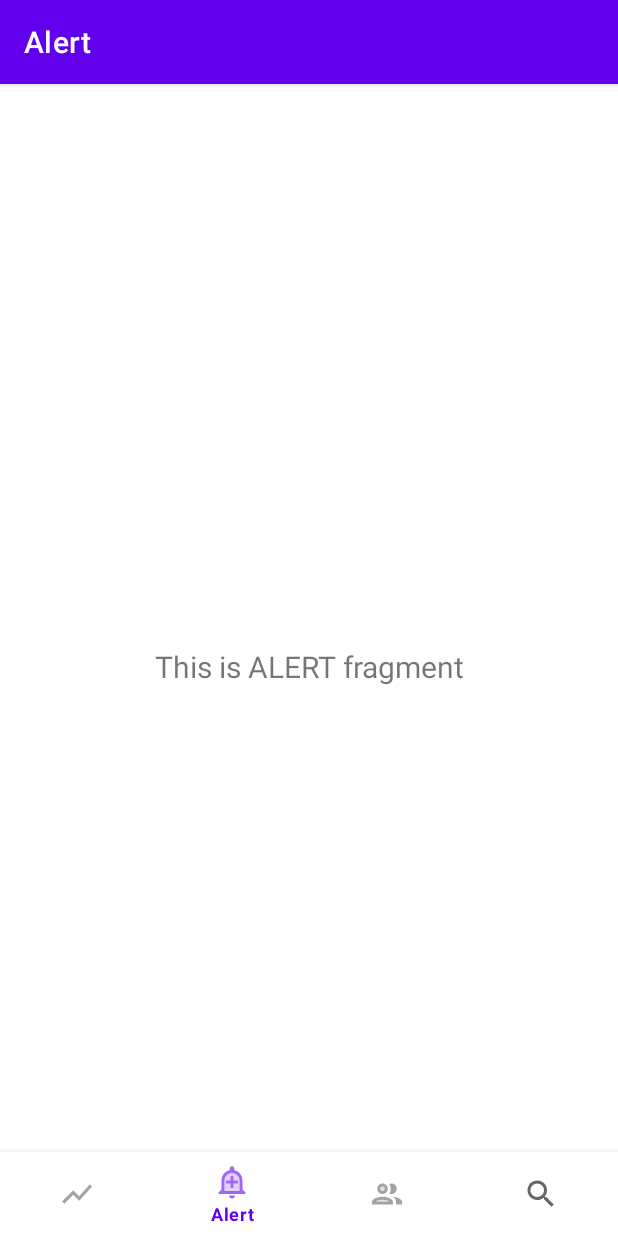
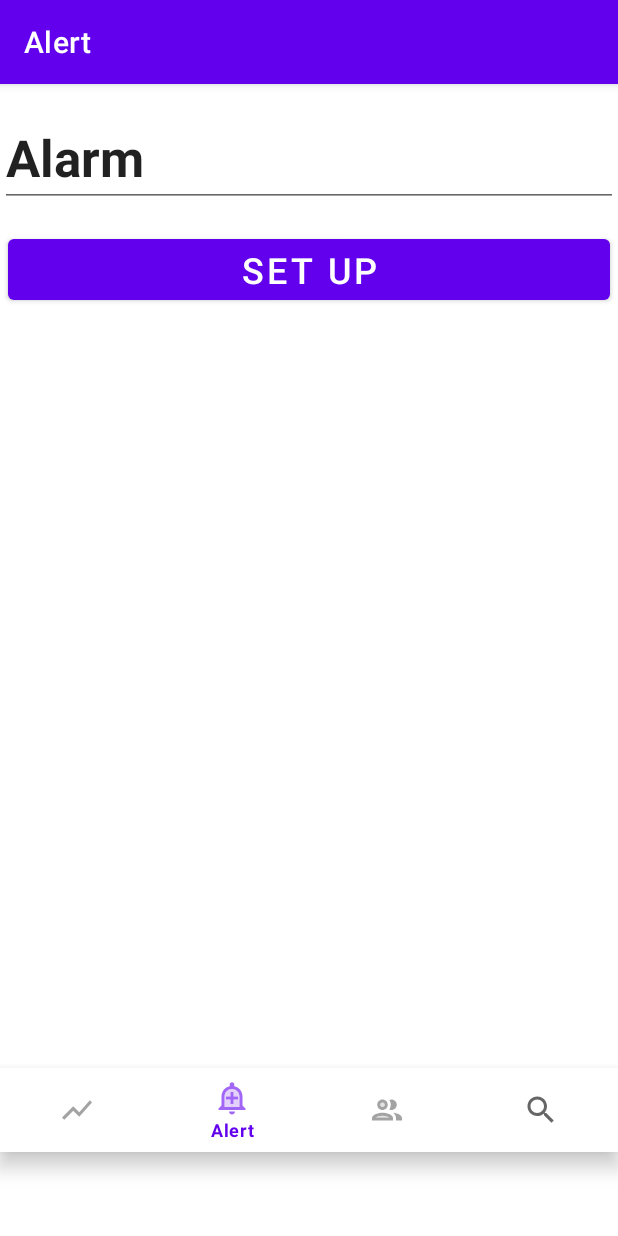
Before and after one commit to xmiao96/XDWorkoutTracker, an Android app: the screen it shows after launch (MainActivity), item 2 of the bottom bar chosen, on a phone screen of 412 x 824 dp. Run offline under Robolectric (Android 15) with nearby library versions, the phone set to English and light mode, and no system bars; our stand-ins replace navigation-ui.

Commit message:
solve no view id errors

```diff
--- a/app/src/main/java/com/example/xdworkouttracker/MainActivity.java
+++ b/app/src/main/java/com/example/xdworkouttracker/MainActivity.java
@@ -1,10 +1,13 @@
 package com.example.xdworkouttracker;
 
 import android.os.Bundle;
+import android.view.MenuItem;
 
+import com.example.xdworkouttracker.ui.alert.AlertFragment;
 import com.example.xdworkouttracker.ui.process.ProcessFragment;
 import com.google.android.material.bottomnavigation.BottomNavigationView;
 
+import androidx.annotation.NonNull;
 import androidx.appcompat.app.AppCompatActivity;
 import androidx.fragment.app.Fragment;
 import androidx.fragment.app.FragmentTransaction;
@@ -18,7 +21,7 @@ import com.example.xdworkouttracker.databinding.ActivityMainBinding;
 public class MainActivity extends AppCompatActivity {
 
     private ActivityMainBinding binding;
-
+    public BottomNavigationView navView;
 
     @Override
     protected void onCreate(Bundle savedInstanceState) {
@@ -28,7 +31,7 @@ public class MainActivity extends AppCompatActivity {
         binding = ActivityMainBinding.inflate(getLayoutInflater());
         setContentView(binding.getRoot());
 
-        BottomNavigationView navView = findViewById(R.id.nav_view);
+        navView = findViewById(R.id.nav_view);
         // Passing each menu ID as a set of Ids because each
         // menu should be considered as top level destinations.
         AppBarConfiguration appBarConfiguration = new AppBarConfiguration.Builder(
@@ -39,4 +42,8 @@ public class MainActivity extends AppCompatActivity {
         NavigationUI.setupWithNavController(binding.navView, navController);
     }
 
+    @Override
+    public void onPointerCaptureChanged(boolean hasCapture) {
+        super.onPointerCaptureChanged(hasCapture);
+    }
 }
--- a/app/src/main/java/com/example/xdworkouttracker/ui/alert/AlertFragment.java
+++ b/app/src/main/java/com/example/xdworkouttracker/ui/alert/AlertFragment.java
@@ -1,32 +1,74 @@
 package com.example.xdworkouttracker.ui.alert;
 
+import android.content.Context;
+import android.content.Intent;
 import android.os.Bundle;
 import android.view.LayoutInflater;
 import android.view.View;
 import android.view.ViewGroup;
-import android.widget.TextView;
+import android.widget.Button;
 
 import androidx.annotation.NonNull;
 import androidx.fragment.app.Fragment;
-import androidx.lifecycle.ViewModelProvider;
+import androidx.recyclerview.widget.LinearLayoutManager;
+import androidx.recyclerview.widget.RecyclerView;
 
+import com.example.xdworkouttracker.AlarmCardAdapter;
+import com.example.xdworkouttracker.AlarmDataFileHelper;
+import com.example.xdworkouttracker.AlarmEditActivity;
+import com.example.xdworkouttracker.R;
 import com.example.xdworkouttracker.databinding.FragmentAlertBinding;
+
+import java.util.ArrayList;
+import java.util.Arrays;
 
 public class AlertFragment extends Fragment {
 
     private FragmentAlertBinding binding;
+    private RecyclerView recyclerView;
+    private ArrayList<String> timeCard = new ArrayList<>();
+    public ArrayList<ArrayList<String>> alarmInfo;
+    private AlarmCardAdapter adapter;
+    public Intent intent;
+    public Intent intentSetUpAlarm;
+
+    public Button setUpAlarm;
 
     public View onCreateView(@NonNull LayoutInflater inflater,
                              ViewGroup container, Bundle savedInstanceState) {
-        AlertViewModel dashboardViewModel =
-                new ViewModelProvider(this).get(AlertViewModel.class);
 
-        binding = FragmentAlertBinding.inflate(inflater, container, false);
-        View root = binding.getRoot();
+        View view = inflater.inflate(R.layout.activity_alarm, container, false);
 
-        final TextView textView = binding.textAlert;
-        dashboardViewModel.getText().observe(getViewLifecycleOwner(), textView::setText);
-        return root;
+
+        recyclerView = view.findViewById(R.id.alarm_list_view);
+        recyclerView.setLayoutManager(new LinearLayoutManager(getActivity()));
+
+        //get alarm list data from file
+        alarmInfo = new ArrayList<>();
+        alarmInfo = AlarmDataFileHelper.readData(view.getContext());
+
+        System.out.println(alarmInfo);
+
+        adapter = new AlarmCardAdapter(alarmInfo,getActivity());
+        recyclerView.setAdapter(adapter);
+
+        if(recyclerView.getParent() !=null){
+            ((ViewGroup)recyclerView.getParent()).removeView(recyclerView);
+        }
+
+        setUpAlarm = view.findViewById(R.id.setUpBtn);
+
+        setUpAlarm.setOnClickListener(new View.OnClickListener() {
+            @Override
+            public void onClick(View view) {
+                intentSetUpAlarm = new Intent(getActivity(), AlarmEditActivity.class);
+                getActivity().startActivity(intentSetUpAlarm);
+
+
+            }
+        });
+
+        return view;
     }
 
     @Override
--- a/app/src/main/res/layout/activity_alarm.xml
+++ b/app/src/main/res/layout/activity_alarm.xml
@@ -2,9 +2,9 @@
 <LinearLayout xmlns:android="http://schemas.android.com/apk/res/android"
     xmlns:app="http://schemas.android.com/apk/res-auto"
     xmlns:tools="http://schemas.android.com/tools"
+    android:id="@+id/alertFragment"
     android:layout_width="match_parent"
     android:layout_height="match_parent"
-    tools:context=".AlarmActivity"
     android:orientation="vertical">
 
     <EditText
--- a/app/src/main/res/layout/activity_main.xml
+++ b/app/src/main/res/layout/activity_main.xml
@@ -10,10 +10,10 @@
         android:id="@+id/nav_view"
         android:layout_width="0dp"
         android:layout_height="wrap_content"
-        android:layout_marginStart="0dp"
-        android:layout_marginEnd="0dp"
+        android:layout_marginBottom="56dp"
         android:background="?android:attr/windowBackground"
         app:layout_constraintBottom_toBottomOf="parent"
+        app:layout_constraintHorizontal_bias="0.0"
         app:layout_constraintLeft_toLeftOf="parent"
         app:layout_constraintRight_toRightOf="parent"
         app:menu="@menu/bottom_nav_menu" />
--- a/app/src/main/res/layout/activity_progress.xml
+++ b/app/src/main/res/layout/activity_progress.xml
@@ -34,7 +34,7 @@
         android:layout_width="0dp"
         android:layout_height="wrap_content"
         android:ems="10"
-        android:inputType="textPersonName"
+        android:inputType="none"
         android:minHeight="48dp"
         android:text="Carolies You Burn"
         android:textSize="24sp"
@@ -69,7 +69,7 @@
         android:layout_marginBottom="329dp"
         android:background="@color/purple_200"
         android:ems="10"
-        android:inputType="textPersonName"
+        android:inputType="none"
         android:text="Excersise Duration"
         app:layout_constraintBottom_toBottomOf="parent"
         app:layout_constraintEnd_toStartOf="@+id/numberInput"
```
Also changed, not shown: app/src/main/AndroidManifest.xml (+7 -12 lines), app/src/main/java/com/example/xdworkouttracker/AlarmActivity.java (deleted, +0 -72 lines), app/src/main/java/com/example/xdworkouttracker/AlarmCardAdapter.java (+6 -2 lines), app/src/main/java/com/example/xdworkouttracker/AlarmEditActivity.java (+17 -9 lines), app/src/main/java/com/example/xdworkouttracker/WebServices/ActForAlertFragmentActivity.java (added, +31 -0 lines), app/src/main/java/com/example/xdworkouttracker/progress.java (+12 -6 lines), app/src/main/res/layout/activity_for_alert_fragment.xml (added, +15 -0 lines).
